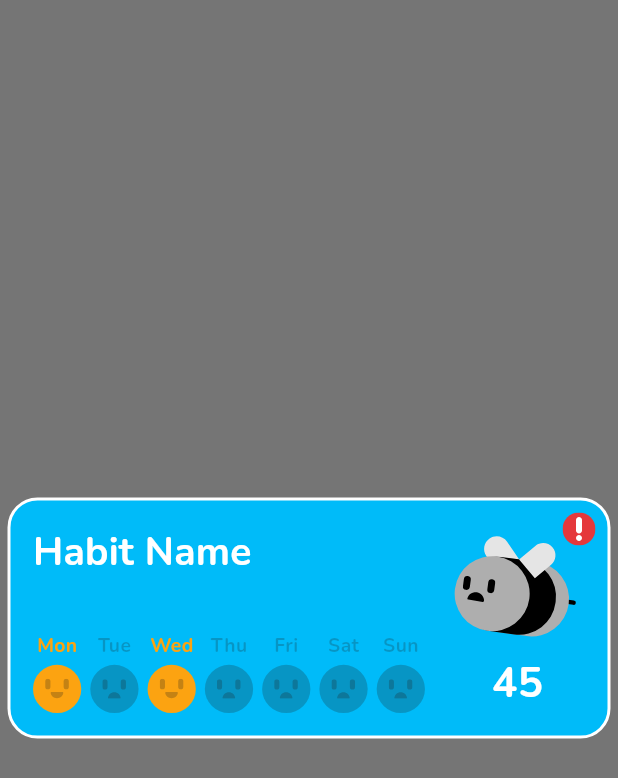
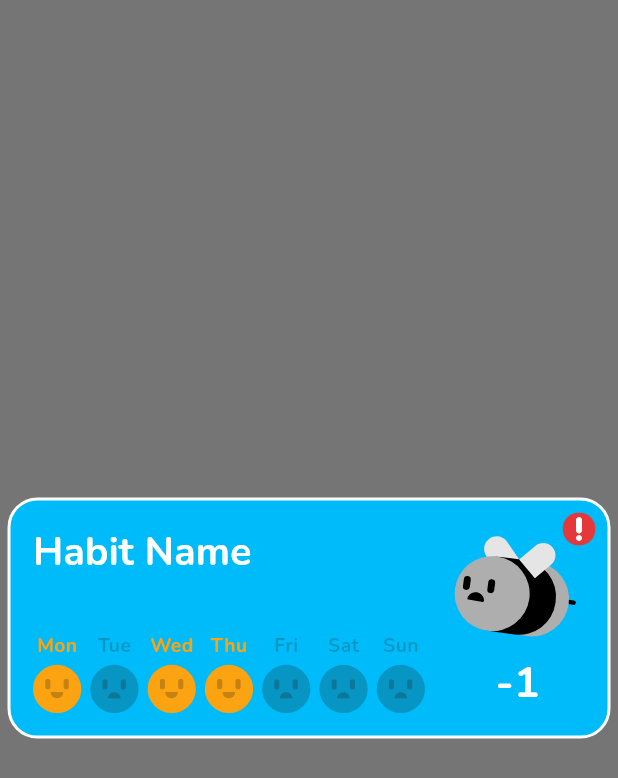
Before and after one commit to GabrielGrabalos/MyHabitStreak, a Flutter app: the screen it shows after launch, on a phone screen of 412 x 824 dp. Shown: the top 778 px of the screen. Run offline on Flutter 3.47's test engine with Material 3 defaults, Android fonts, the phone set to English and light mode, and no system bars; our stand-ins replace flutter_svg, google_fonts.

Commit message:
Card habit theme and streak

```diff
--- a/my_habit_streak/lib/colors.dart
+++ /dev/null
@@ -1,4 +0,0 @@
-import 'dart:ui';
-
-const Color doneColor = Color(0xFFFCA311);
-const Color notDoneColor = Color(0x3D1D1D1D);
--- /dev/null
+++ b/my_habit_streak/lib/utils/colors.dart
@@ -0,0 +1,14 @@
+import 'dart:ui';
+
+const Color doneColor = Color(0xFFFCA311);
+const Color notDoneColor = Color(0x3D1D1D1D);
+
+// Card themes:
+const Color blueTheme = Color(0xFF00BBF9);
+const Color greenTheme = Color(0xFF00E5C6);
+const Color yellowTheme = Color(0xFFFEE54C);
+const Color pinkTheme = Color(0xFFF15BB5);
+const Color purpleTheme = Color(0xFF9B5DE5);
+
+// Background colors:
+const Color darkBackground = Color(0xFF14213D);
--- /dev/null
+++ b/my_habit_streak/lib/utils/habit_theme.dart
@@ -0,0 +1,4 @@
+enum HabitTheme{
+  bee,
+  flower
+}
--- a/my_habit_streak/lib/widgets/habit_card.dart
+++ b/my_habit_streak/lib/widgets/habit_card.dart
@@ -2,16 +2,23 @@ import 'package:flutter/material.dart';
 import 'package:flutter_svg/flutter_svg.dart';
 import 'package:my_habit_streak/widgets/streak_week.dart';
 
-import '../colors.dart';
+import '../utils/colors.dart';
+import '../utils/habit_theme.dart';
 
 class HabitCard extends StatelessWidget {
   final bool isTodayDone;
   final List<bool> weekHistory;
+  final Color color;
+  final HabitTheme theme;
+  final int streak;
 
   const HabitCard({
     super.key,
     this.isTodayDone = false,
-    this.weekHistory = const [true, false, true, false, false, false, false],
+    this.weekHistory = const [true, false, true, true, false, false, false],
+    this.color = blueTheme,
+    this.theme = HabitTheme.bee,
+    this.streak = -1,
   });
 
   @override
@@ -28,7 +35,7 @@ class HabitCard extends StatelessWidget {
               // 50% of the width
               // 50% of the width
               decoration: BoxDecoration(
-                color: Color(0xFF00BBF9),
+                color: color,
                 borderRadius: BorderRadius.all(Radius.circular(20)),
                 border: Border.all(
                   color: Color(0xFFFFFFFF),
@@ -53,7 +60,9 @@ class HabitCard extends StatelessWidget {
                               Theme.of(context).textTheme.titleMedium!.copyWith(
                                     fontSize: 26,
                                     fontWeight: FontWeight.bold,
-                                    color: Colors.white,
+                                    color: color != yellowTheme
+                                        ? Colors.white
+                                        : darkBackground,
                                   ),
                         ),
                         SizedBox(height: 10),
@@ -67,16 +76,20 @@ class HabitCard extends StatelessWidget {
                     children: [
                       Expanded(
                         child: SvgPicture.asset(
-                          'assets/bee${!isTodayDone ? '_gray' : ''}.svg',
+                          'assets/${theme == HabitTheme.bee ? 'bee' : 'flower'}${!isTodayDone ? '_gray' : ''}.svg',
                         ),
                       ),
                       SizedBox(height: 5),
                       Text(
-                        '45',
+                        streak.toString(),
                         style: Theme.of(context).textTheme.bodyMedium!.copyWith(
                               fontSize: 28,
                               fontWeight: FontWeight.bold,
-                              color: isTodayDone ? doneColor : Colors.white,
+                              color: isTodayDone
+                                  ? doneColor
+                                  : color != yellowTheme
+                                      ? Colors.white
+                                      : darkBackground,
                             ),
                       ),
                     ],
--- a/my_habit_streak/lib/widgets/streak_week.dart
+++ b/my_habit_streak/lib/widgets/streak_week.dart
@@ -1,7 +1,7 @@
 import 'package:flutter/cupertino.dart';
 import 'package:my_habit_streak/widgets/streak_day.dart';
 
-import '../colors.dart';
+import '../utils/colors.dart';
 
 class StreakWeek extends StatelessWidget {
   final List<String> labels;
```
Also changed, not shown: my_habit_streak/assets/flower.svg (added), my_habit_streak/assets/flower_gray.svg (added).
